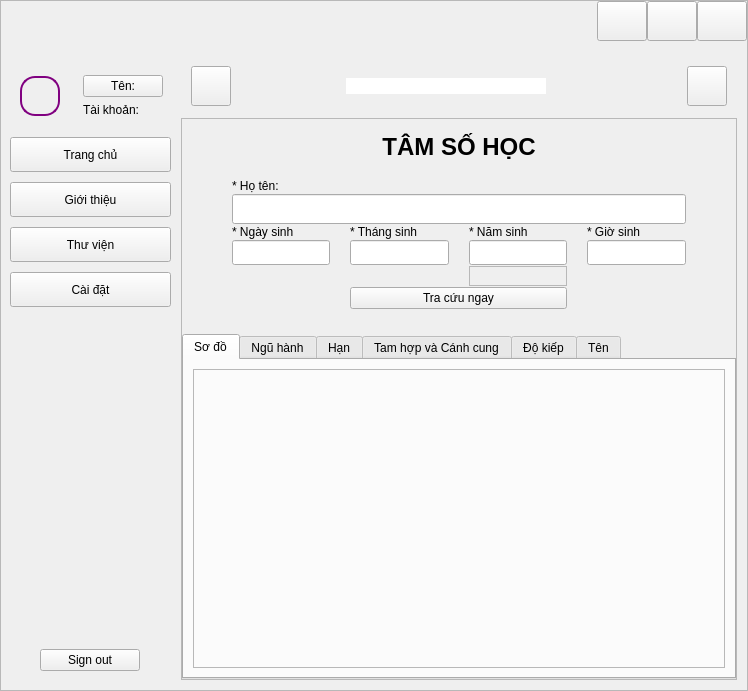
The window that ui/main_ui/main_menu.ui (sondayyyy/TamSoHocProject) describes before a commit, drawn with Qt 5.
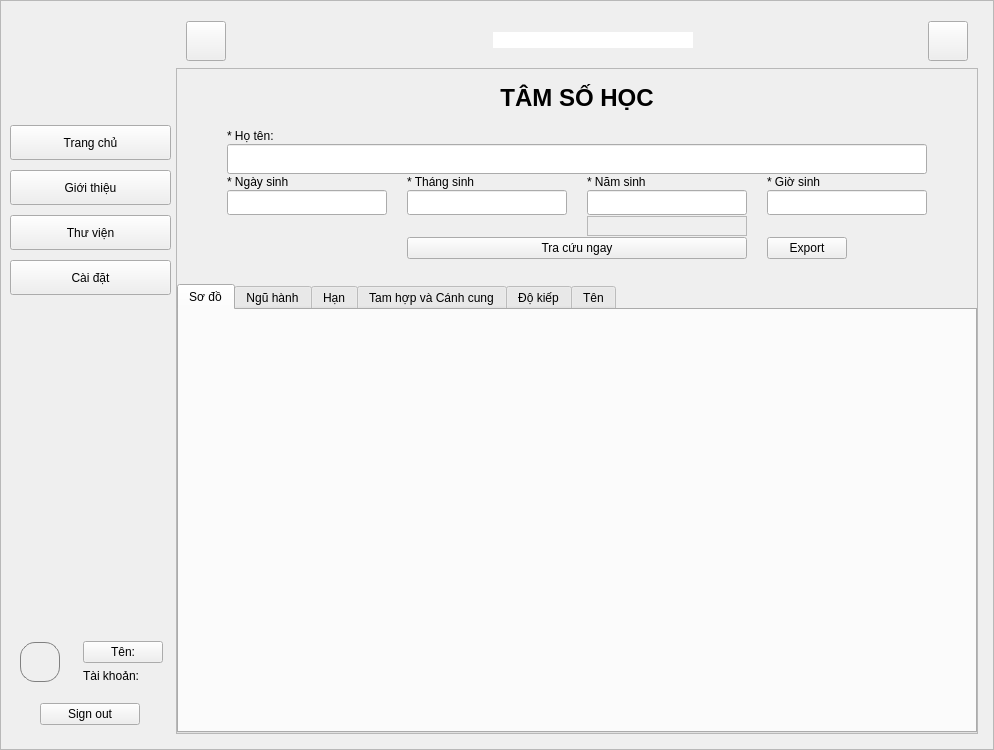
The same window after the commit. The open tabs and pages were chosen to show the change. Icons and pictures are not drawn.

Commit message: feat: add button export

What changed in the file:
```diff
--- a/ui/main_ui/main_menu.ui
+++ b/ui/main_ui/main_menu.ui
@@ -6,13 +6,28 @@
    <rect>
     <x>0</x>
     <y>0</y>
-    <width>748</width>
-    <height>691</height>
+    <width>994</width>
+    <height>750</height>
    </rect>
   </property>
   <property name="windowTitle">
    <string>MainWindow</string>
   </property>
+  <property name="styleSheet">
+   <string notr="true"/>
+  </property>
+  <property name="iconSize">
+   <size>
+    <width>30</width>
+    <height>30</height>
+   </size>
+  </property>
+  <property name="toolButtonStyle">
+   <enum>Qt::ToolButtonFollowStyle</enum>
+  </property>
+  <property name="documentMode">
+   <bool>false</bool>
+  </property>
   <widget class="QWidget" name="centralwidget">
    <property name="cursor">
     <cursorShape>ArrowCursor</cursorShape>
@@ -59,199 +74,21 @@
       <property name="lineWidth">
        <number>0</number>
       </property>
-      <layout class="QVBoxLayout" name="verticalLayout_5">
-       <property name="spacing">
-        <number>5</number>
-       </property>
-       <property name="leftMargin">
-        <number>0</number>
-       </property>
-       <property name="topMargin">
-        <number>0</number>
-       </property>
-       <property name="rightMargin">
-        <number>0</number>
-       </property>
-       <property name="bottomMargin">
-        <number>0</number>
-       </property>
-       <item>
-        <widget class="QFrame" name="frm_title">
-         <property name="minimumSize">
-          <size>
-           <width>0</width>
-           <height>40</height>
-          </size>
-         </property>
-         <property name="maximumSize">
-          <size>
-           <width>16777215</width>
-           <height>40</height>
-          </size>
-         </property>
-         <property name="cursor">
-          <cursorShape>ArrowCursor</cursorShape>
-         </property>
-         <property name="mouseTracking">
-          <bool>true</bool>
-         </property>
-         <property name="tabletTracking">
-          <bool>true</bool>
-         </property>
-         <property name="focusPolicy">
-          <enum>Qt::StrongFocus</enum>
-         </property>
-         <property name="layoutDirection">
-          <enum>Qt::LeftToRight</enum>
-         </property>
-         <property name="autoFillBackground">
-          <bool>false</bool>
-         </property>
-         <property name="frameShape">
-          <enum>QFrame::Box</enum>
-         </property>
-         <property name="frameShadow">
-          <enum>QFrame::Raised</enum>
-         </property>
-         <property name="lineWidth">
-          <number>0</number>
-         </property>
          <layout class="QHBoxLayout" name="horizontalLayout">
           <property name="spacing">
-           <number>0</number>
+        <number>5</number>
           </property>
           <property name="leftMargin">
            <number>0</number>
           </property>
           <property name="topMargin">
-           <number>0</number>
+        <number>15</number>
           </property>
           <property name="rightMargin">
-           <number>0</number>
+        <number>15</number>
           </property>
           <property name="bottomMargin">
-           <number>0</number>
-          </property>
-          <item>
-           <spacer name="horizontalSpacer_5">
-            <property name="orientation">
-             <enum>Qt::Horizontal</enum>
-            </property>
-            <property name="sizeHint" stdset="0">
-             <size>
-              <width>40</width>
-              <height>20</height>
-             </size>
-            </property>
-           </spacer>
-          </item>
-          <item>
-           <widget class="QPushButton" name="btn_minimize_obj">
-            <property name="minimumSize">
-             <size>
-              <width>50</width>
-              <height>40</height>
-             </size>
-            </property>
-            <property name="maximumSize">
-             <size>
-              <width>50</width>
-              <height>40</height>
-             </size>
-            </property>
-            <property name="text">
-             <string/>
-            </property>
-            <property name="icon">
-             <iconset resource="../../resource_rc.qrc">
-              <normaloff>:/black/images/png/black/window-minimize.png</normaloff>:/black/images/png/black/window-minimize.png</iconset>
-            </property>
-            <property name="iconSize">
-             <size>
-              <width>10</width>
-              <height>10</height>
-             </size>
-            </property>
-           </widget>
-          </item>
-          <item>
-           <widget class="QPushButton" name="btn_resize_obj">
-            <property name="minimumSize">
-             <size>
-              <width>50</width>
-              <height>40</height>
-             </size>
-            </property>
-            <property name="maximumSize">
-             <size>
-              <width>50</width>
-              <height>40</height>
-             </size>
-            </property>
-            <property name="text">
-             <string/>
-            </property>
-            <property name="icon">
-             <iconset resource="../../resource_rc.qrc">
-              <normaloff>:/black/images/png/black/rectangle-panoramic.png</normaloff>:/black/images/png/black/rectangle-panoramic.png</iconset>
-            </property>
-            <property name="iconSize">
-             <size>
-              <width>14</width>
-              <height>14</height>
-             </size>
-            </property>
-           </widget>
-          </item>
-          <item>
-           <widget class="QPushButton" name="btn_end_obj">
-            <property name="minimumSize">
-             <size>
-              <width>50</width>
-              <height>40</height>
-             </size>
-            </property>
-            <property name="maximumSize">
-             <size>
-              <width>50</width>
-              <height>40</height>
-             </size>
-            </property>
-            <property name="text">
-             <string/>
-            </property>
-            <property name="icon">
-             <iconset resource="../../resource_rc.qrc">
-              <normaloff>:/black/images/png/black/icons8-close-24.png</normaloff>:/black/images/png/black/icons8-close-24.png</iconset>
-            </property>
-            <property name="iconSize">
-             <size>
-              <width>13</width>
-              <height>13</height>
-             </size>
-            </property>
-           </widget>
-          </item>
-         </layout>
-        </widget>
-       </item>
-       <item>
-        <widget class="QWidget" name="frm_main_" native="true">
-         <layout class="QHBoxLayout" name="horizontalLayout_8">
-          <property name="spacing">
-           <number>10</number>
-          </property>
-          <property name="leftMargin">
-           <number>0</number>
-          </property>
-          <property name="topMargin">
-           <number>10</number>
-          </property>
-          <property name="rightMargin">
-           <number>10</number>
-          </property>
-          <property name="bottomMargin">
-           <number>10</number>
+        <number>15</number>
           </property>
           <item>
            <widget class="QWidget" name="frm_left_indi" native="true">
@@ -274,111 +111,29 @@
              <property name="rightMargin">
               <number>0</number>
              </property>
-             <item>
-              <widget class="QWidget" name="left_indi_user" native="true">
-               <layout class="QHBoxLayout" name="horizontalLayout_7">
-                <property name="spacing">
-                 <number>10</number>
-                </property>
-                <property name="leftMargin">
-                 <number>3</number>
-                </property>
-                <property name="topMargin">
-                 <number>0</number>
-                </property>
-                <property name="rightMargin">
-                 <number>3</number>
-                </property>
-                <property name="bottomMargin">
-                 <number>0</number>
-                </property>
-                <item>
-                 <widget class="QWidget" name="widget" native="true">
-                  <layout class="QHBoxLayout" name="horizontalLayout_10">
-                   <property name="spacing">
-                    <number>0</number>
-                   </property>
-                   <property name="leftMargin">
-                    <number>0</number>
-                   </property>
-                   <property name="topMargin">
-                    <number>0</number>
-                   </property>
-                   <property name="rightMargin">
-                    <number>0</number>
-                   </property>
-                   <property name="bottomMargin">
-                    <number>0</number>
-                   </property>
-                   <item>
-                    <widget class="QPushButton" name="left_indi_user_image">
+          <item alignment="Qt::AlignHCenter">
+           <widget class="QLabel" name="lb_logo">
                      <property name="minimumSize">
                       <size>
-                       <width>40</width>
-                       <height>40</height>
+              <width>90</width>
+              <height>90</height>
                       </size>
                      </property>
                      <property name="maximumSize">
                       <size>
-                       <width>40</width>
-                       <height>40</height>
-                      </size>
-                     </property>
-                     <property name="styleSheet">
-                      <string notr="true">QWidget {
-    border: 2px solid purple; /* Độ dày viền là 2px, màu đen */
-    border-radius: 15px;      /* Góc viền bo tròn (tùy chọn) */
-}
-
-</string>
-                     </property>
+              <width>90</width>
+              <height>90</height>
+             </size>
+            </property>
                      <property name="text">
                       <string/>
                      </property>
-                     <property name="iconSize">
-                      <size>
-                       <width>35</width>
-                       <height>35</height>
-                      </size>
-                     </property>
-                    </widget>
-                   </item>
-                  </layout>
-                 </widget>
-                </item>
-                <item>
-                 <widget class="QWidget" name="frm_left_indi_user" native="true">
-                  <layout class="QVBoxLayout" name="verticalLayout_3">
-                   <property name="leftMargin">
-                    <number>5</number>
-                   </property>
-                   <property name="topMargin">
-                    <number>10</number>
-                   </property>
-                   <property name="rightMargin">
-                    <number>5</number>
-                   </property>
-                   <property name="bottomMargin">
-                    <number>10</number>
-                   </property>
-                   <item alignment="Qt::AlignLeft">
-                    <widget class="QPushButton" name="btn_left_indi_user">
-                     <property name="text">
-                      <string>Tên:</string>
-                     </property>
-                    </widget>
-                   </item>
-                   <item>
-                    <widget class="QLabel" name="left_indi_user_id">
-                     <property name="text">
-                      <string>Tài khoản:</string>
-                     </property>
-                    </widget>
-                   </item>
-                  </layout>
-                 </widget>
-                </item>
-               </layout>
+            <property name="pixmap">
+             <pixmap resource="../../resource_rc.qrc">:/logo/images/png/logo/logo.png</pixmap>
+            </property>
+            <property name="scaledContents">
+             <bool>true</bool>
+            </property>
               </widget>
              </item>
              <item>
@@ -544,6 +299,113 @@
                </property>
               </spacer>
              </item>
+          <item>
+           <widget class="QWidget" name="left_indi_user" native="true">
+            <layout class="QHBoxLayout" name="horizontalLayout_7">
+             <property name="spacing">
+              <number>10</number>
+             </property>
+             <property name="leftMargin">
+              <number>3</number>
+             </property>
+             <property name="topMargin">
+              <number>0</number>
+             </property>
+             <property name="rightMargin">
+              <number>3</number>
+             </property>
+             <property name="bottomMargin">
+              <number>0</number>
+             </property>
+             <item>
+              <widget class="QWidget" name="widget" native="true">
+               <layout class="QHBoxLayout" name="horizontalLayout_10">
+                <property name="spacing">
+                 <number>0</number>
+                </property>
+                <property name="leftMargin">
+                 <number>0</number>
+                </property>
+                <property name="topMargin">
+                 <number>0</number>
+                </property>
+                <property name="rightMargin">
+                 <number>0</number>
+                </property>
+                <property name="bottomMargin">
+                 <number>0</number>
+                </property>
+                <item>
+                 <widget class="QPushButton" name="left_indi_user_image">
+                  <property name="minimumSize">
+                   <size>
+                    <width>40</width>
+                    <height>40</height>
+                   </size>
+                  </property>
+                  <property name="maximumSize">
+                   <size>
+                    <width>40</width>
+                    <height>40</height>
+                   </size>
+                  </property>
+                  <property name="styleSheet">
+                   <string notr="true">QWidget {
+    border: 1px solid gray; /* Độ dày viền là 2px, màu đen */
+    border-radius: 15px;      /* Góc viền bo tròn (tùy chọn) */
+}
+
+</string>
+                  </property>
+                  <property name="text">
+                   <string/>
+                  </property>
+                  <property name="iconSize">
+                   <size>
+                    <width>35</width>
+                    <height>35</height>
+                   </size>
+                  </property>
+                 </widget>
+                </item>
+               </layout>
+              </widget>
+             </item>
+             <item>
+              <widget class="QWidget" name="frm_left_indi_user" native="true">
+               <layout class="QVBoxLayout" name="verticalLayout_3">
+                <property name="leftMargin">
+                 <number>5</number>
+                </property>
+                <property name="topMargin">
+                 <number>10</number>
+                </property>
+                <property name="rightMargin">
+                 <number>5</number>
+                </property>
+                <property name="bottomMargin">
+                 <number>10</number>
+                </property>
+                <item alignment="Qt::AlignLeft">
+                 <widget class="QPushButton" name="btn_left_indi_user">
+                  <property name="text">
+                   <string>Tên:</string>
+                  </property>
+                 </widget>
+                </item>
+                <item>
+                 <widget class="QLabel" name="left_indi_user_id">
+                  <property name="text">
+                   <string>Tài khoản:</string>
+                  </property>
+                 </widget>
+                </item>
+               </layout>
+              </widget>
+             </item>
+            </layout>
+           </widget>
+          </item>
              <item alignment="Qt::AlignHCenter">
               <widget class="QPushButton" name="btn_left_indi_sign_out">
                <property name="minimumSize">
@@ -598,13 +460,13 @@
                <property name="minimumSize">
                 <size>
                  <width>0</width>
-                 <height>60</height>
+              <height>50</height>
                 </size>
                </property>
                <property name="maximumSize">
                 <size>
                  <width>16777215</width>
-                 <height>60</height>
+              <height>50</height>
                 </size>
                </property>
                <property name="styleSheet">
@@ -694,13 +556,13 @@
                   <property name="minimumSize">
                    <size>
                     <width>0</width>
-                    <height>30</height>
+                 <height>35</height>
                    </size>
                   </property>
                   <property name="maximumSize">
                    <size>
                     <width>1000</width>
-                    <height>30</height>
+                 <height>35</height>
                    </size>
                   </property>
                   <property name="mouseTracking">
@@ -713,8 +575,7 @@
                    <bool>false</bool>
                   </property>
                   <property name="styleSheet">
-                   <string notr="true">
-</string>
+                <string notr="true"/>
                   </property>
                   <layout class="QHBoxLayout" name="horizontalLayout_5">
                    <property name="spacing">
@@ -724,7 +585,7 @@
                     <enum>QLayout::SetDefaultConstraint</enum>
                    </property>
                    <property name="leftMargin">
-                    <number>10</number>
+                 <number>5</number>
                    </property>
                    <property name="topMargin">
                     <number>0</number>
@@ -735,6 +596,26 @@
                    <property name="bottomMargin">
                     <number>0</number>
                    </property>
+                <item>
+                 <widget class="QPushButton" name="btn_main_header_search_bar">
+                  <property name="styleSheet">
+                   <string notr="true">border: none</string>
+                  </property>
+                  <property name="text">
+                   <string/>
+                  </property>
+                  <property name="icon">
+                   <iconset resource="../../resource_rc.qrc">
+                    <normaloff>:/black/images/png/black/search.png</normaloff>:/black/images/png/black/search.png</iconset>
+                  </property>
+                  <property name="iconSize">
+                   <size>
+                    <width>18</width>
+                    <height>18</height>
+                   </size>
+                  </property>
+                 </widget>
+                </item>
                    <item>
                     <widget class="QLineEdit" name="le_main_header_search_bar">
                      <property name="minimumSize">
@@ -755,21 +636,8 @@
 }
 </string>
                      </property>
-                    </widget>
-                   </item>
-                   <item>
-                    <widget class="QPushButton" name="btn_main_header_search_bar">
-                     <property name="styleSheet">
-                      <string notr="true">border: none</string>
-                     </property>
-                     <property name="text">
-                      <string/>
-                     </property>
-                     <property name="iconSize">
-                      <size>
-                       <width>20</width>
-                       <height>20</height>
-                      </size>
+                  <property name="frame">
+                   <bool>true</bool>
                      </property>
                     </widget>
                    </item>
@@ -871,7 +739,7 @@
                    </property>
                    <layout class="QVBoxLayout" name="verticalLayout_4">
                     <property name="spacing">
-                     <number>5</number>
+                  <number>3</number>
                     </property>
                     <property name="leftMargin">
                      <number>50</number>
@@ -921,8 +789,8 @@
                       <property name="verticalSpacing">
                        <number>1</number>
                       </property>
-                      <item row="5" column="1">
-                       <widget class="QLineEdit" name="le_main_search_month">
+                   <item row="5" column="0">
+                    <widget class="QLineEdit" name="le_main_search_day">
                         <property name="minimumSize">
                          <size>
                           <width>0</width>
@@ -938,12 +806,12 @@
                         </property>
                        </widget>
                       </item>
-                      <item row="5" column="0">
-                       <widget class="QLineEdit" name="le_main_search_day">
+                   <item row="3" column="0" colspan="4">
+                    <widget class="QLineEdit" name="le_main_search_name">
                         <property name="minimumSize">
                          <size>
                           <width>0</width>
-                          <height>25</height>
+                       <height>30</height>
                          </size>
                         </property>
                        </widget>
@@ -955,50 +823,6 @@
                         </property>
                        </widget>
                       </item>
-                      <item row="4" column="2">
-                       <widget class="QLabel" name="lb_main_search_year">
-                        <property name="text">
-                         <string>* Năm sinh</string>
-                        </property>
-                       </widget>
-                      </item>
-                      <item row="4" column="1">
-                       <widget class="QLabel" name="lb_main_search_month">
-                        <property name="text">
-                         <string>* Tháng sinh </string>
-                        </property>
-                       </widget>
-                      </item>
-                      <item row="3" column="0" colspan="4">
-                       <widget class="QLineEdit" name="le_main_search_name">
-                        <property name="minimumSize">
-                         <size>
-                          <width>0</width>
-                          <height>30</height>
-                         </size>
-                        </property>
-                       </widget>
-                      </item>
-                      <item row="5" column="2">
-                       <widget class="QLineEdit" name="le_main_search_year">
-                        <property name="minimumSize">
-                         <size>
-                          <width>0</width>
-                          <height>25</height>
-                         </size>
-                        </property>
-                       </widget>
-                      </item>
-                      <item row="5" column="3">
-                       <widget class="QLineEdit" name="le_main_search_time">
-                        <property name="minimumSize">
-                         <size>
-                          <width>0</width>
-                          <height>25</height>
-                         </size>
-                        </property>
-                       </widget>
-                      </item>
                       <item row="2" column="0">
                        <widget class="QLabel" name="lb_main_search_name">
                         <property name="text">
@@ -1006,6 +830,23 @@
                         </property>
                        </widget>
                       </item>
+                   <item row="5" column="3">
+                    <widget class="QLineEdit" name="le_main_search_time">
+                     <property name="minimumSize">
+                      <size>
+                       <width>0</width>
+                       <height>25</height>
+                      </size>
+                     </property>
+                    </widget>
+                   </item>
+                   <item row="4" column="2">
+                    <widget class="QLabel" name="lb_main_search_year">
+                     <property name="text">
+                      <string>* Năm sinh</string>
+                     </property>
+                    </widget>
+                   </item>
                       <item row="8" column="1" colspan="2">
                        <widget class="QPushButton" name="btn_main_search_tracuu">
                         <property name="maximumSize">
@@ -1019,6 +860,16 @@
                         </property>
                        </widget>
                       </item>
+                   <item row="5" column="1">
+                    <widget class="QLineEdit" name="le_main_search_month">
+                     <property name="minimumSize">
+                      <size>
+                       <width>0</width>
+                       <height>25</height>
+                      </size>
+                     </property>
+                    </widget>
+                   </item>
                       <item row="7" column="2">
                        <widget class="QFrame" name="frame_9">
                         <property name="minimumSize">
@@ -1035,6 +886,30 @@
                         </property>
                        </widget>
                       </item>
+                   <item row="4" column="1">
+                    <widget class="QLabel" name="lb_main_search_month">
+                     <property name="text">
+                      <string>* Tháng sinh </string>
+                     </property>
+                    </widget>
+                   </item>
+                   <item row="5" column="2">
+                    <widget class="QLineEdit" name="le_main_search_year">
+                     <property name="minimumSize">
+                      <size>
+                       <width>0</width>
+                       <height>25</height>
+                      </size>
+                     </property>
+                    </widget>
+                   </item>
+                   <item row="8" column="3" alignment="Qt::AlignLeft">
+                    <widget class="QPushButton" name="pushButton">
+                     <property name="text">
+                      <string>Export</string>
+                     </property>
+                    </widget>
+                   </item>
                      </layout>
                     </item>
                    </layout>
@@ -1046,7 +921,7 @@
                     <string notr="true"/>
                    </property>
                    <property name="currentIndex">
-                    <number>5</number>
+                 <number>0</number>
                    </property>
                    <widget class="QWidget" name="frm_main_bot_so_do">
                     <attribute name="title">
@@ -1056,19 +931,6 @@
                      <property name="spacing">
                       <number>0</number>
                      </property>
-                     <item>
-                      <widget class="QFrame" name="frm_main_bot_content_sodo">
-                       <property name="styleSheet">
-                        <string notr="true"/>
-                       </property>
-                       <property name="frameShape">
-                        <enum>QFrame::StyledPanel</enum>
-                       </property>
-                       <property name="frameShadow">
-                        <enum>QFrame::Raised</enum>
-                       </property>
-                      </widget>
-                     </item>
                     </layout>
                    </widget>
                    <widget class="QWidget" name="frm_main_bot_nguhanh">
@@ -1509,9 +1371,6 @@
                  </item>
                 </layout>
                </widget>
-              </widget>
-             </item>
-            </layout>
            </widget>
           </item>
          </layout>
```
Lines whose indentation alone changed are shown as unchanged. The commit also changes 5 other files.
